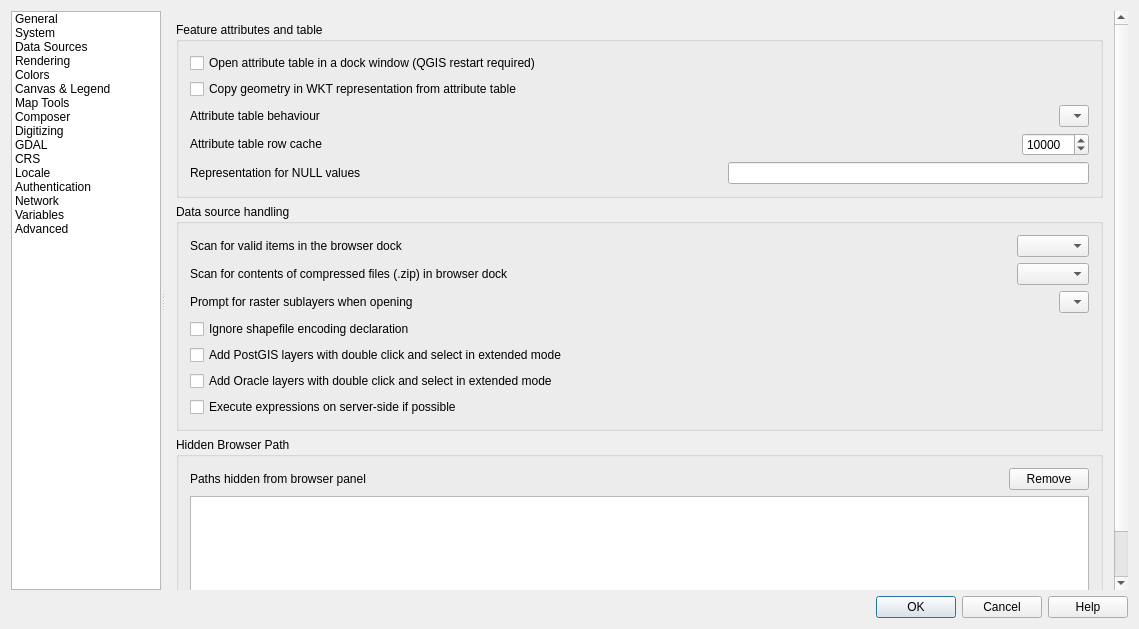
This is src/ui/qgsoptionsbase.ui in qgis/QGIS as Qt 5 draws it before an edit. The edited form follows.
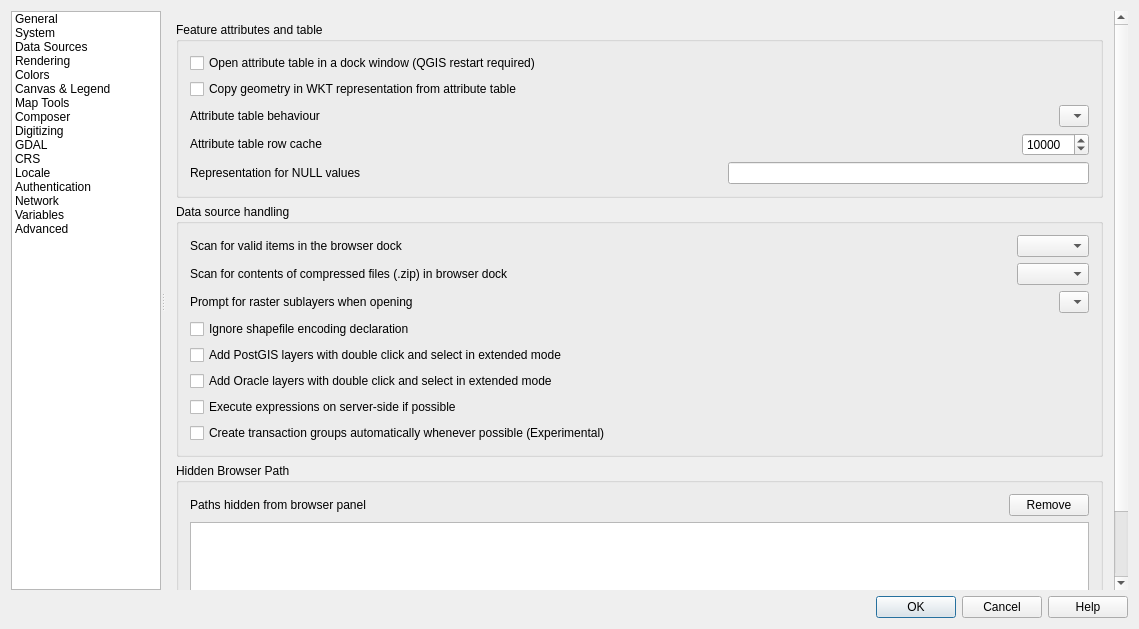
This is the edited form. The open tabs and pages were chosen to show the change. Icons and pictures are not drawn. Custom widgets are drawn as their Qt base class.

Commit message: Use transaction groups

Patch:
```diff
--- a/src/ui/qgsoptionsbase.ui
+++ b/src/ui/qgsoptionsbase.ui
@@ -1376,8 +1376,8 @@
                <rect>
                 <x>0</x>
                 <y>0</y>
-                <width>514</width>
-                <height>656</height>
+                <width>952</width>
+                <height>727</height>
                </rect>
               </property>
               <layout class="QVBoxLayout" name="verticalLayout_27">
@@ -1650,6 +1650,13 @@
                     </property>
                    </widget>
                   </item>
+                  <item>
+                   <widget class="QCheckBox" name="cbxAutoTransaction">
+                    <property name="text">
+                     <string>Create transaction groups automatically whenever possible (Experimental)</string>
+                    </property>
+                   </widget>
+                  </item>
                  </layout>
                 </widget>
                </item>
```
Left out of the diff: 317 changed lines with no effect on the pictures. The commit also changes 3 other files.
